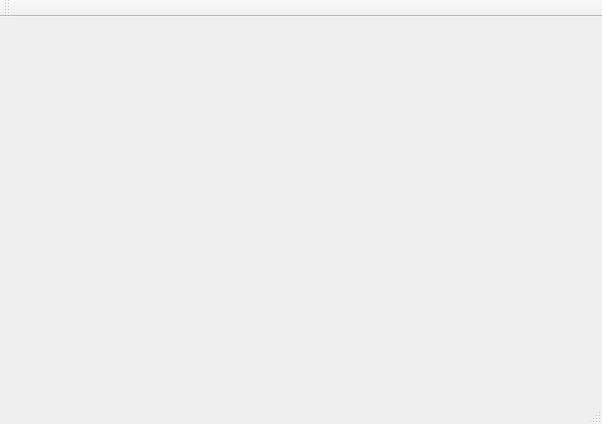
Before: the Qt Designer form src/mainwindow.ui in iwuvjhdva/groupcam-desktop, drawn with Qt 5.
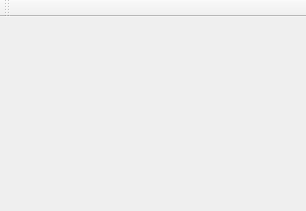
After: the same form once the commit is applied.

Commit message: Window dimensions fixed

```diff
--- a/src/mainwindow.ui
+++ b/src/mainwindow.ui
@@ -6,10 +6,16 @@
    <rect>
     <x>0</x>
     <y>0</y>
-    <width>602</width>
-    <height>424</height>
+    <width>306</width>
+    <height>211</height>
    </rect>
   </property>
+  <property name="sizePolicy">
+   <sizepolicy hsizetype="Preferred" vsizetype="Preferred">
+    <horstretch>0</horstretch>
+    <verstretch>0</verstretch>
+   </sizepolicy>
+  </property>
   <property name="windowTitle">
    <string>Groupcam</string>
   </property>
@@ -38,7 +44,6 @@
     <bool>false</bool>
    </attribute>
   </widget>
-  <widget class="QStatusBar" name="statusBar"/>
  </widget>
  <layoutdefault spacing="6" margin="11"/>
  <resources/>
```
Left out of the diff: 2 changed lines with no effect on the pictures. The commit also changes 3 other files.
